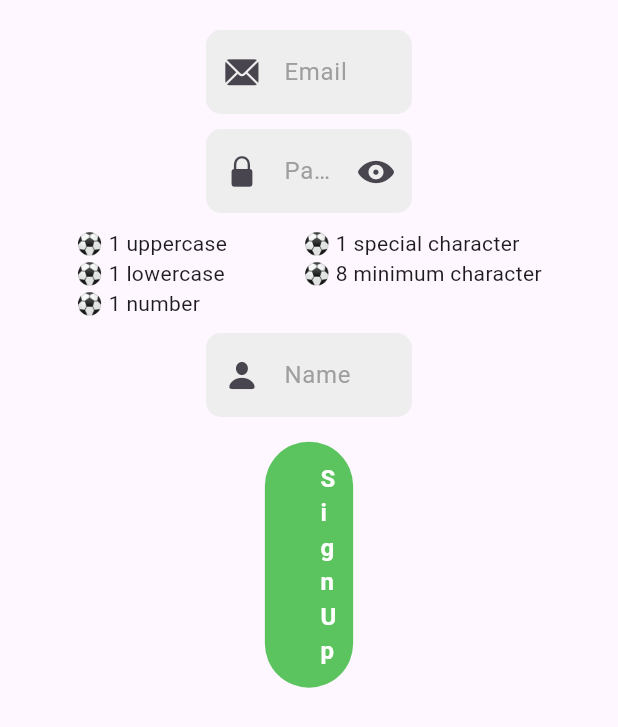
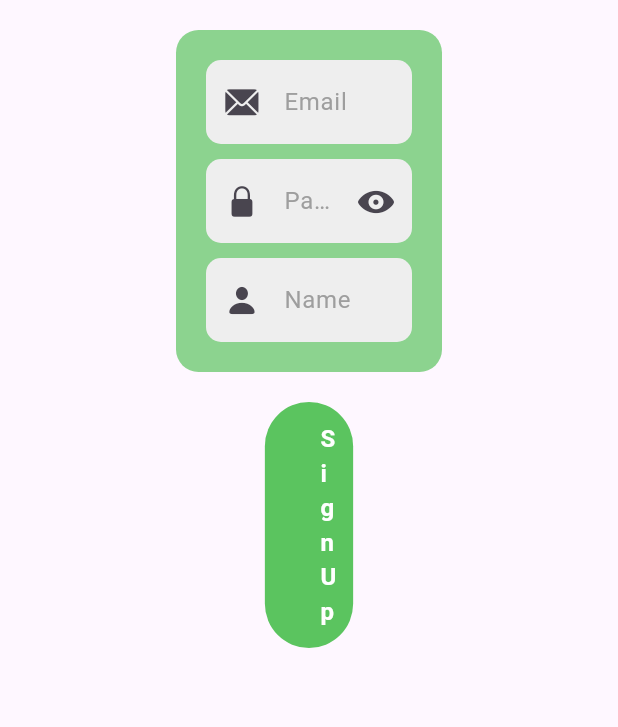
Before and after one commit to Epicder/card-shootout-game, a Flutter app: the SignUpScreen widget shown alone on an empty page, opened directly, on a phone screen of 412 x 824 dp. Shown: the top 727 px of the screen. Run offline on Flutter 3.47's test engine with Material 3 defaults, Android fonts, the phone set to English and light mode, and no system bars; our stand-ins replace bloc, cloud_firestore, equatable, firebase_auth, firebase_core, flutter_bloc; accounts and stored records are empty.

Commit message:
Updated login UI with a better look v 0.0.2 ✔

```diff
--- a/penalty_card_game/lib/screens/auth/sign_up_screen.dart
+++ b/penalty_card_game/lib/screens/auth/sign_up_screen.dart
@@ -32,16 +32,15 @@ class _SignUpScreenState extends State<SignUpScreen> {
 Widget build(BuildContext context) {
   return BlocListener<SignUpBloc, SignUpState>(
     listener: (context, state) {
-				if(state is SignUpSuccess) {
+      if (state is SignUpSuccess) {
         setState(() {
           signUpRequired = false;
         });
-					// Navigator.pop(context);
-				} else if(state is SignUpProcess) {
+      } else if (state is SignUpProcess) {
         setState(() {
           signUpRequired = true;
         });
-				}  else if(state is SignUpFailure) {
+      } else if (state is SignUpFailure) {
         return;
       }
     },
@@ -51,7 +50,15 @@ class _SignUpScreenState extends State<SignUpScreen> {
         child: Column(
           children: [
             const SizedBox(height: 20),
-									SizedBox( // EMAIL FIELD
+            Container(
+              padding: const EdgeInsets.all(20),
+              decoration: BoxDecoration(
+                color: const Color.fromRGBO(91, 196, 95, 0.7), // Fondo verde
+                borderRadius: BorderRadius.circular(15),
+              ),
+              child: Column(
+                children: [
+                  SizedBox(
                     width: MediaQuery.of(context).size.width / 3,
                     child: MyTextField(
                       controller: emailController,
@@ -60,17 +67,17 @@ class _SignUpScreenState extends State<SignUpScreen> {
                       keyboardType: TextInputType.emailAddress,
                       prefixIcon: const Icon(CupertinoIcons.mail_solid),
                       validator: (val) {
-												if(val!.isEmpty) {
+                        if (val!.isEmpty) {
                           return 'Please fill in this field';
-												} else if(!RegExp(r'^[\w-\.]+@([\w-]+.)+[\w-]{2,4}$').hasMatch(val)) {
+                        } else if (!RegExp(r'^[\w-\.]+@([\w-]+.)+[\w-]{2,4}$').hasMatch(val)) {
                           return 'Please enter a valid email';
                         }
                         return null;
-											}
+                      },
                     ),
                   ),
                   const SizedBox(height: 10),
-									SizedBox( // PASSWORD FIELD
+                  SizedBox(
                     width: MediaQuery.of(context).size.width / 3,
                     child: MyTextField(
                       controller: passwordController,
@@ -79,7 +86,8 @@ class _SignUpScreenState extends State<SignUpScreen> {
                       keyboardType: TextInputType.visiblePassword,
                       prefixIcon: const Icon(CupertinoIcons.lock_fill),
                       onChanged: (val) {
-												if(val!.contains(RegExp(r'[A-Z]'))) {
+                        // Validaciones de la contraseña
+                        if (val!.contains(RegExp(r'[A-Z]'))) {
                           setState(() {
                             containsUpperCase = true;
                           });
@@ -88,7 +96,7 @@ class _SignUpScreenState extends State<SignUpScreen> {
                             containsUpperCase = false;
                           });
                         }
-												if(val.contains(RegExp(r'[a-z]'))) {
+                        if (val.contains(RegExp(r'[a-z]'))) {
                           setState(() {
                             containsLowerCase = true;
                           });
@@ -97,7 +105,7 @@ class _SignUpScreenState extends State<SignUpScreen> {
                             containsLowerCase = false;
                           });
                         }
-												if(val.contains(RegExp(r'[0-9]'))) {
+                        if (val.contains(RegExp(r'[0-9]'))) {
                           setState(() {
                             containsNumber = true;
                           });
@@ -106,7 +114,7 @@ class _SignUpScreenState extends State<SignUpScreen> {
                             containsNumber = false;
                           });
                         }
-												if(val.contains(RegExp(r'^(?=.*?[!@#$&*~`)\%\-(_+=;:,.<>/?"[{\]}\|^])'))) {
+                        if (val.contains(RegExp(r'^(?=.*?[!@#$&*~`)\%\-(_+=;:,.<>/?"[{\]}\|^])'))) {
                           setState(() {
                             containsSpecialChar = true;
                           });
@@ -115,7 +123,7 @@ class _SignUpScreenState extends State<SignUpScreen> {
                             containsSpecialChar = false;
                           });
                         }
-												if(val.length >= 8) {
+                        if (val.length >= 8) {
                           setState(() {
                             contains8Length = true;
                           });
@@ -130,84 +138,25 @@ class _SignUpScreenState extends State<SignUpScreen> {
                         onPressed: () {
                           setState(() {
                             obscurePassword = !obscurePassword;
-														if(obscurePassword) {
-															iconPassword = CupertinoIcons.eye_fill;
-														} else {
-															iconPassword = CupertinoIcons.eye_slash_fill;
-														}
+                            iconPassword = obscurePassword
+                                ? CupertinoIcons.eye_fill
+                                : CupertinoIcons.eye_slash_fill;
                           });
                         },
                         icon: Icon(iconPassword),
                       ),
                       validator: (val) {
-												if(val!.isEmpty) {
+                        if (val!.isEmpty) {
                           return 'Please fill in this field';
-												} else if(!RegExp(r'^(?=.*?[A-Z])(?=.*?[a-z])(?=.*?[0-9])(?=.*?[!@#\$&*~`)\%\-(_+=;:,.<>/?"[{\]}\|^]).{8,}$').hasMatch(val)) {
-													return 'Please enter a valid password';
+                        } else if (!RegExp(r'^(?=.*?[A-Z])(?=.*?[a-z])(?=.*?[0-9])(?=.*?[!@#\$&*~`)\%\-(_+=;:,.<>/?"[{\]}\|^]).{8,}$').hasMatch(val)) {
+                          return 'Your password must contain at least: 1 number, 1 special character, 1 uppercase and at least 8 characters.';
                         }
                         return null;
-											}
+                      },
                     ),
                   ),
                   const SizedBox(height: 10),
-									Row(
-										mainAxisAlignment: MainAxisAlignment.spaceEvenly,
-										crossAxisAlignment: CrossAxisAlignment.start,
-										children: [
-											Column(
-											crossAxisAlignment: CrossAxisAlignment.start,
-												children: [
-													Text(
-														"⚽ 1 uppercase",
-														style: TextStyle(
-															color: containsUpperCase
-																? Colors.green
-																: Theme.of(context).colorScheme.onSurface
-														),
-													),
-													Text(
-														"⚽ 1 lowercase",
-														style: TextStyle(
-															color: containsLowerCase
-																? Colors.green
-																: Theme.of(context).colorScheme.onSurface
-														),
-													),
-													Text(
-														"⚽ 1 number",
-														style: TextStyle(
-															color: containsNumber
-																? Colors.green
-																: Theme.of(context).colorScheme.onSurface
-														),
-													),
-												],
-											),
-											Column(
-												crossAxisAlignment: CrossAxisAlignment.start,
-												children: [
-													Text(
-														"⚽ 1 special character",
-														style: TextStyle(
-															color: containsSpecialChar
-																? Colors.green
-																: Theme.of(context).colorScheme.onSurface
-														),
-													),
-													Text(
-														"⚽ 8 minimum character",
-														style: TextStyle(
-															color: contains8Length
-																? Colors.green
-																: Theme.of(context).colorScheme.onSurface
-														),
-													),
-												],
-											),
-										],
-									),
-									const SizedBox(height: 10),
-									SizedBox( // USERNAME FIELD
+                  SizedBox(
                     width: MediaQuery.of(context).size.width / 3,
                     child: MyTextField(
                       controller: nameController,
@@ -216,16 +165,19 @@ class _SignUpScreenState extends State<SignUpScreen> {
                       keyboardType: TextInputType.name,
                       prefixIcon: const Icon(CupertinoIcons.person_fill),
                       validator: (val) {
-												if(val!.isEmpty) {
+                        if (val!.isEmpty) {
                           return 'Please fill in this field';
-												} else if(val.length > 16) {
+                        } else if (val.length > 16) {
                           return 'Name too long';
                         }
                         return null;
-											}
+                      },
                     ),
                   ),
-									SizedBox(height: MediaQuery.of(context).size.height * 0.02),
+                ],
+              ),
+            ),
+            const SizedBox(height: 20),
             !signUpRequired
                 ? SizedBox(
                     width: MediaQuery.of(context).size.width / 7,
@@ -239,10 +191,7 @@ class _SignUpScreenState extends State<SignUpScreen> {
                           );
                           setState(() {
                             context.read<SignUpBloc>().add(
-																	SignUpRequired(
-																		myUser,
-																		passwordController.text
-																	)
+                                  SignUpRequired(myUser, passwordController.text),
                                 );
                           });
                         }
@@ -252,8 +201,8 @@ class _SignUpScreenState extends State<SignUpScreen> {
                         backgroundColor: const Color.fromRGBO(91, 196, 95, 1),
                         foregroundColor: Colors.white,
                         shape: RoundedRectangleBorder(
-															borderRadius: BorderRadius.circular(60)
-														)
+                          borderRadius: BorderRadius.circular(60),
+                        ),
                       ),
                       child: const Padding(
                         padding: EdgeInsets.symmetric(horizontal: 25, vertical: 5),
@@ -263,13 +212,13 @@ class _SignUpScreenState extends State<SignUpScreen> {
                           style: TextStyle(
                             color: Colors.white,
                             fontSize: 16,
-																fontWeight: FontWeight.w600
+                            fontWeight: FontWeight.w600,
+                          ),
+                        ),
                       ),
                     ),
                   )
-												),
-											)
-										: const CircularProgressIndicator()
+                : const CircularProgressIndicator(),
           ],
         ),
       ),
--- a/penalty_card_game/lib/screens/auth/welcome_screen.dart
+++ b/penalty_card_game/lib/screens/auth/welcome_screen.dart
@@ -62,13 +62,13 @@ class _WelcomeScreenState extends State<WelcomeScreen> with TickerProviderStateM
         child: SingleChildScrollView(
           child: SizedBox(
             height: MediaQuery.of(context).size.height,
-            width: MediaQuery.of(context).size.width, // Ajuste para pantalla completa
+            width: MediaQuery.of(context).size.width,
             child: Stack(
               children: [
                 Align(
                   alignment: Alignment.bottomCenter,
                   child: SizedBox(
-                    height: MediaQuery.of(context).size.height / 1.8,
+                    height: MediaQuery.of(context).size.height / 1.8, // posicion en pantalla
                     child: Column(
                       children: [
                         Padding(
```
Also changed, not shown: penalty_card_game/lib/screens/auth/sign_in_screen.dart (+32 -18 lines). Lines whose indentation alone changed are shown as unchanged.
